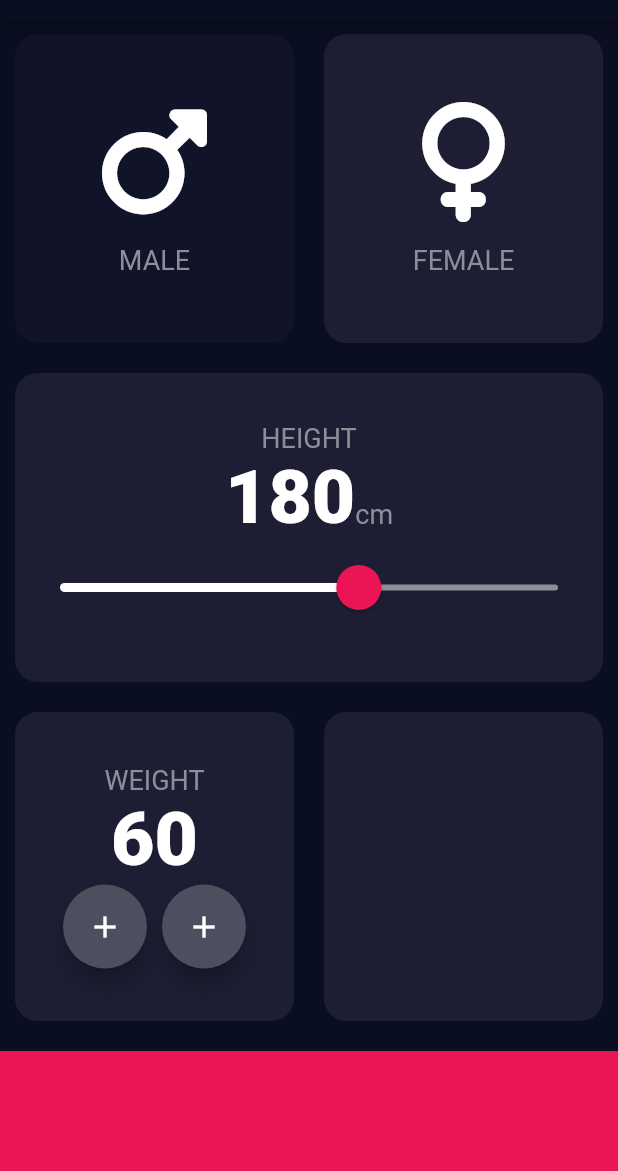
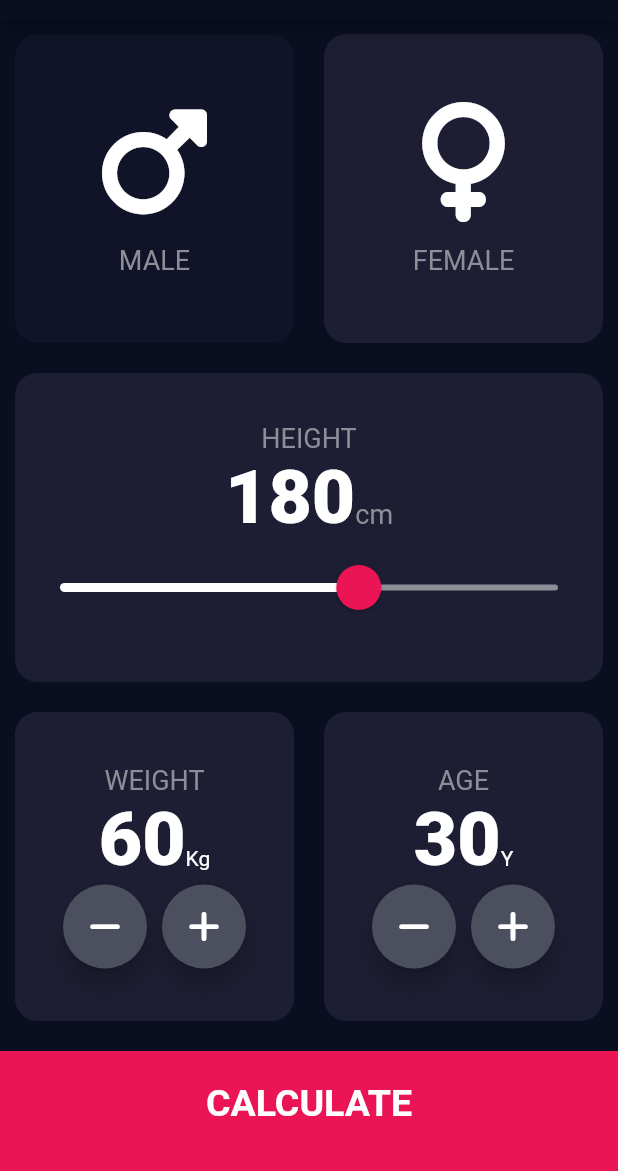
Before and after one commit to ELOUJJANI-Soufiane/BMICalculator, a Flutter app: the screen it shows after launch, on a phone screen of 412 x 824 dp, the part 65-1236 px from its top. Run offline on Flutter 3.47's test engine with Material 2 defaults, Android fonts, the phone set to English and light mode, and no system bars; our stand-ins replace font_awesome_flutter.

Commit message:
finishing project

```diff
--- /dev/null
+++ b/lib/base_container.dart
@@ -0,0 +1,64 @@
+// ignore_for_file: prefer_const_constructors, prefer_typing_uninitialized_variables
+
+import 'constant.dart';
+import 'package:flutter/material.dart';
+import 'round_icon_button.dart';
+import 'package:font_awesome_flutter/font_awesome_flutter.dart';
+
+class BsContainer extends StatelessWidget {
+  const BsContainer({
+    Key? key,
+    required this.txt,
+    required this.value,
+    required this.title,
+    required this.onPressedPlus,
+    required this.onPressedMinus,
+  }) : super(key: key);
+
+  final int txt;
+  final String value;
+  final String title;
+  final onPressedPlus;
+  final onPressedMinus;
+
+  @override
+  Widget build(BuildContext context) {
+    return Column(
+      mainAxisAlignment: MainAxisAlignment.center,
+      children: [
+        Text(
+          title,
+          style: kLabelTextStyle,
+        ),
+        Row(
+          mainAxisAlignment: MainAxisAlignment.center,
+          crossAxisAlignment: CrossAxisAlignment.baseline,
+          textBaseline: TextBaseline.alphabetic,
+          children: [
+            Text(
+              txt.toString(),
+              style: kNumbText,
+            ),
+            Text(value),
+          ],
+        ),
+        Row(
+          mainAxisAlignment: MainAxisAlignment.center,
+          children: [
+            RoundIconButton(
+              onPressed: onPressedMinus,
+              icon: FontAwesomeIcons.minus,
+            ),
+            SizedBox(
+              width: 10,
+            ),
+            RoundIconButton(
+              icon: FontAwesomeIcons.plus,
+              onPressed: onPressedPlus,
+            ),
+          ],
+        ),
+      ],
+    );
+  }
+}
--- /dev/null
+++ b/lib/bottom_button.dart
@@ -0,0 +1,37 @@
+// ignore_for_file: prefer_const_constructors
+
+import 'package:flutter/material.dart';
+
+import 'constant.dart';
+
+class BottomButton extends StatelessWidget {
+  const BottomButton({
+    Key? key,
+    required this.title,
+    required this.onTap,
+  }) : super(key: key);
+
+  final String title;
+
+  final onTap;
+
+  @override
+  Widget build(BuildContext context) {
+    return GestureDetector(
+      onTap: onTap,
+      child: Container(
+        child: Center(
+          child: Text(
+            title,
+            style: kLargeButtonTextStyle,
+          ),
+        ),
+        width: double.infinity,
+        margin: EdgeInsets.only(top: 10.0),
+        padding: EdgeInsets.only(bottom: 10),
+        height: kBottomContainerHeight,
+        color: kBottomContainerColor,
+      ),
+    );
+  }
+}
--- /dev/null
+++ b/lib/calculator_brain.dart
@@ -0,0 +1,40 @@
+// ignore_for_file: unused_field, prefer_final_fields
+
+import 'dart:math';
+
+class CalculatorBrain {
+  CalculatorBrain(
+    this.height,
+    this.weight,
+  );
+
+  final int height;
+  final int weight;
+
+  double? _bmi;
+
+  String calculateBmi() {
+    double _bmi = weight / pow(height / 100, 2);
+    return _bmi.toStringAsFixed(1);
+  }
+
+  String getResult() {
+    if (_bmi! >= 25) {
+      return "Overweight";
+    } else if (_bmi! >= 18.5) {
+      return "Normal";
+    } else {
+      return "Underweight";
+    }
+  }
+
+  String getInterpretation() {
+    if (_bmi! >= 25) {
+      return 'You have a higher than normal body weight. Try to exercise mor.';
+    } else if (_bmi! >= 18.5) {
+      return "You have a normal body weight. Good job!";
+    } else {
+      return 'You have a lower than normal body weight. You can eat a bit more.';
+    }
+  }
+}
--- a/lib/input_page.dart
+++ b/lib/input_page.dart
@@ -1,11 +1,14 @@
-// ignore_for_file: prefer_const_constructors, use_key_in_widget_constructors, prefer_const_literals_to_create_immutables, avoid_print
-
+// ignore_for_file: prefer_const_constructors, use_key_in_widget_constructors, prefer_const_literals_to_create_immutables, avoid_print, prefer_typing_uninitialized_variables, non_constant_identifier_names
 import 'package:bmi_calc/main.dart';
+import 'package:bmi_calc/result_page.dart';
 import 'package:flutter/material.dart';
+import 'bottom_button.dart';
 import 'my_container.dart';
 import 'my_icon.dart';
 import 'package:font_awesome_flutter/font_awesome_flutter.dart';
 import 'constant.dart';
+import 'base_container.dart';
+import 'calculator_brain.dart';
 
 class InputPage extends StatefulWidget {
   @override
@@ -16,6 +19,10 @@ class _InputPageState extends State<InputPage> {
   GenderType selectedGender = GenderType.male;
   int height = 180;
   int weight = 60;
+  int age = 30;
+  String weightTitle = "WEIGHT";
+  String ageTitle = "AGE";
+  String weightValue = "Kg";
 
   @override
   Widget build(BuildContext context) {
@@ -122,42 +129,20 @@ class _InputPageState extends State<InputPage> {
                       child: MyContainer(
                         onPress: () {},
                         contColor: kInactivCardColor,
-                        cardChild: Column(
-                          mainAxisAlignment: MainAxisAlignment.center,
-                          children: [
-                            Text(
-                              "WEIGHT",
-                              style: kLabelTextStyle,
-                            ),
-                            Text(
-                              weight.toString(),
-                              style: kNumbText,
-                            ),
-                            Row(
-                              mainAxisAlignment: MainAxisAlignment.center,
-                              children: [
-                                FloatingActionButton(
-                                  backgroundColor: kFloatingButtonColor,
-                                  child: Icon(
-                                    Icons.add,
-                                    color: Colors.white,
-                                  ),
-                                  onPressed: (() {}),
-                                ),
-                                SizedBox(
-                                  width: 10,
-                                ),
-                                FloatingActionButton(
-                                  child: Icon(
-                                    Icons.add,
-                                    color: Colors.white,
-                                  ),
-                                  backgroundColor: kFloatingButtonColor,
-                                  onPressed: (() {}),
-                                ),
-                              ],
-                            ),
-                          ],
+                        cardChild: BsContainer(
+                          onPressedPlus: () {
+                            setState(() {
+                              weight++;
+                            });
+                          },
+                          onPressedMinus: () {
+                            setState(() {
+                              weight--;
+                            });
+                          },
+                          value: weightValue,
+                          title: weightTitle,
+                          txt: weight,
                         ),
                       ),
                     ),
@@ -165,17 +150,42 @@ class _InputPageState extends State<InputPage> {
                       child: MyContainer(
                         onPress: () {},
                         contColor: kInactivCardColor,
-                        cardChild: Container(),
+                        cardChild: BsContainer(
+                          onPressedPlus: () {
+                            setState(() {
+                              age++;
+                            });
+                          },
+                          onPressedMinus: () {
+                            setState(() {
+                              age--;
+                            });
+                          },
+                          txt: age,
+                          value: "Y",
+                          title: ageTitle,
+                        ),
                       ),
                     ),
                   ],
                 ),
               ),
-              Container(
-                width: double.infinity,
-                margin: EdgeInsets.only(top: 10.0),
-                height: kBottomContainerHeight,
-                color: kBottomContainerColor,
+              BottomButton(
+                onTap: () {
+                  CalculatorBrain calc = CalculatorBrain(height, weight);
+
+                  Navigator.push(
+                    context,
+                    MaterialPageRoute(
+                      builder: (context) => ResultPage(
+                        bmiResult: calc.calculateBmi(),
+                        resultText: calc.getResult(),
+                        interpretation: calc.getInterpretation(),
+                      ),
+                    ),
+                  );
+                },
+                title: "CALCULATE",
               ),
             ],
           ),
--- /dev/null
+++ b/lib/round_icon_button.dart
@@ -0,0 +1,26 @@
+// ignore_for_file: prefer_const_constructors, prefer_typing_uninitialized_variables
+
+import 'package:flutter/material.dart';
+import 'constant.dart';
+
+class RoundIconButton extends StatelessWidget {
+  const RoundIconButton({Key? key, required this.icon, required this.onPressed})
+      : super(key: key);
+  final IconData icon;
+  final onPressed;
+
+  @override
+  Widget build(BuildContext context) {
+    return RawMaterialButton(
+      child: Icon(icon),
+      onPressed: onPressed,
+      elevation: 6,
+      constraints: BoxConstraints.tightFor(
+        width: 56.0,
+        height: 56.0,
+      ),
+      shape: CircleBorder(),
+      fillColor: kFloatingButtonColor,
+    );
+  }
+}
```
Also changed, not shown: lib/constant.dart (+26 -0 lines), lib/result_page.dart (added, +78 -0 lines).
